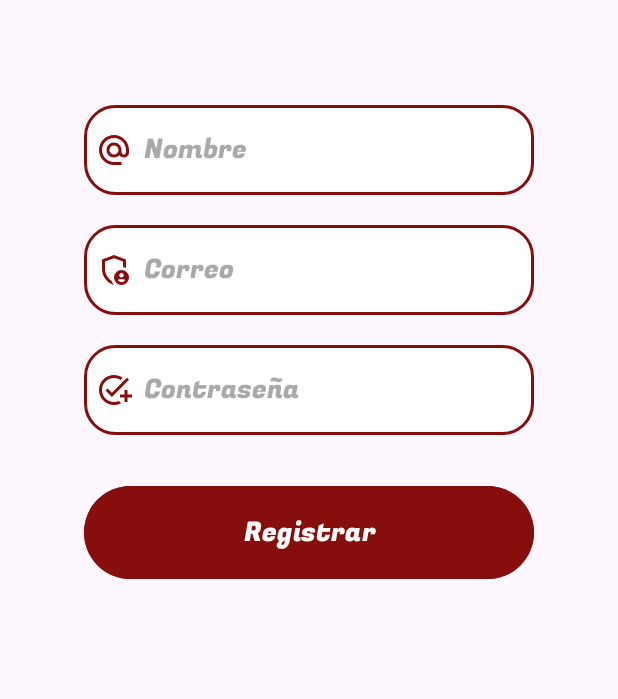
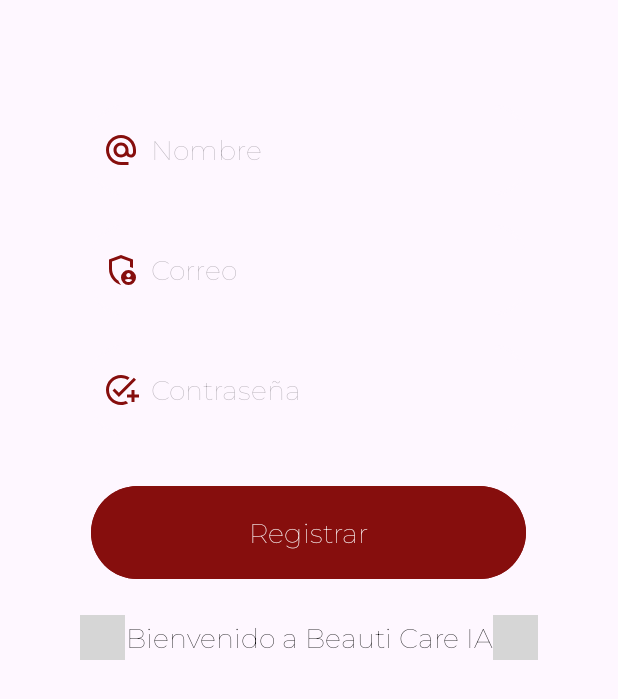
Before and after one commit to Jonatan1014/BeautyCare, an Android app: the fragment SignupTabFragment shown on its own in the app's theme, on a phone screen of 412 x 824 dp. Shown: the top 699 px of the screen. Run offline under Robolectric (Android 15) with nearby library versions, the phone set to English and light mode, and no system bars; our stand-ins replace Volley; network calls fail; 1 statement that could not run was skipped; grey boxes are pictures that could not be loaded.

Commit message:
Terminacion de la parte grafica de login y singup

```diff
--- a/app/src/main/res/drawable/edittext_bkg.xml
+++ b/app/src/main/res/drawable/edittext_bkg.xml
@@ -7,7 +7,7 @@
     <corners
         android:radius="20dp"/>
     <stroke
-        android:color="@color/lavender"
+
         android:width="2dp"/>
 
 </shape>
--- a/app/src/main/res/drawable/viewpager_bkg.xml
+++ b/app/src/main/res/drawable/viewpager_bkg.xml
@@ -3,11 +3,11 @@
     android:shape="rectangle">
 
     <solid
-        android:color="#33000000"/>
+        android:color="@color/white"/>
     <corners
         android:radius="40dp"/>
     <stroke
-        android:color="@color/lavender"
+
         android:width="1dp"/>
 
 </shape>
--- a/app/src/main/res/layout/activity_main.xml
+++ b/app/src/main/res/layout/activity_main.xml
@@ -38,9 +38,9 @@
             android:id="@+id/view_start2"
             android:layout_width="wrap_content"
             android:layout_height="97dp"
-            android:fontFamily="@font/fugazoneregular"
+            android:fontFamily="@font/montserrat"
+            style="@style/mainstyle"
             android:text="Care IA"
-            android:textColor="@color/white"
             android:textSize="30sp" />
 
         <pl.droidsonroids.gif.GifImageView
--- a/app/src/main/res/layout/fragment_singup_tab.xml
+++ b/app/src/main/res/layout/fragment_singup_tab.xml
@@ -9,6 +9,7 @@
     <LinearLayout
         android:layout_width="match_parent"
         android:layout_height="wrap_content"
+        android:gravity="center"
         android:orientation="vertical">
 
         <LinearLayout
@@ -21,7 +22,7 @@
 
             <EditText
                 android:id="@+id/signup_name"
-                android:layout_width="300dp"
+                android:layout_width="290dp"
                 android:layout_height="60dp"
                 android:layout_gravity="center"
                 android:layout_marginTop="30dp"
@@ -29,12 +30,13 @@
                 android:drawableLeft="@drawable/baseline_alternate_email_24"
                 android:drawablePadding="8dp"
                 android:hint="Nombre"
-                android:fontFamily="@font/fugazoneregular"
+                style="@style/edittext_bkgtheme"
+                android:fontFamily="@font/montserrat"
                 android:padding="8dp" />
 
             <EditText
                 android:id="@+id/signup_email"
-                android:layout_width="300dp"
+                android:layout_width="290dp"
                 android:layout_height="60dp"
                 android:layout_gravity="center"
                 android:layout_marginTop="20dp"
@@ -42,13 +44,14 @@
                 android:drawableLeft="@drawable/outline_admin_panel_settings_24"
                 android:drawablePadding="8dp"
                 android:hint="Correo"
-                android:fontFamily="@font/fugazoneregular"
+                android:fontFamily="@font/montserrat"
                 android:inputType="text"
+                style="@style/edittext_bkgtheme"
                 android:padding="8dp" />
 
             <EditText
                 android:id="@+id/signup_password"
-                android:layout_width="300dp"
+                android:layout_width="290dp"
                 android:layout_height="60dp"
                 android:layout_gravity="center"
                 android:layout_marginTop="20dp"
@@ -56,21 +59,52 @@
                 android:drawableLeft="@drawable/baseline_add_task_24"
                 android:drawablePadding="8dp"
                 android:hint="Contraseña"
-                android:fontFamily="@font/fugazoneregular"
+                android:fontFamily="@font/montserrat"
                 android:inputType="textPassword"
+                style="@style/edittext_bkgtheme"
                 android:padding="8dp" />
 
             <Button
                 android:id="@+id/signup_button"
 
-                android:layout_width="300dp"
+                android:layout_width="290dp"
                 android:layout_height="70dp"
                 android:layout_gravity="center"
                 android:layout_marginTop="30dp"
                 android:text="Registrar"
-                android:fontFamily="@font/fugazoneregular"
+                android:textColor="@color/white"
+                android:fontFamily="@font/montserrat"
                 android:backgroundTint="@color/red_dark"
                 android:textSize="18sp" />
+        </LinearLayout>
+        <LinearLayout
+            android:layout_width="wrap_content"
+            android:layout_height="wrap_content"
+            android:orientation="horizontal">
+
+
+            <pl.droidsonroids.gif.GifImageView
+                android:id="@+id/imageView2"
+                android:layout_width="30dp"
+                android:layout_height="30dp"
+                android:layout_weight="1"
+                android:src="@drawable/fiestaunscreen" />
+
+            <TextView
+                style="@style/bienvenido_theme"
+                android:layout_width="match_parent"
+                android:layout_height="match_parent"
+                android:gravity="center"
+                android:text="Bienvenido a Beauti Care IA"
+                android:textSize="18sp" />
+
+            <pl.droidsonroids.gif.GifImageView
+                android:id="@+id/imageView3"
+                android:layout_width="30dp"
+                android:layout_height="30dp"
+                android:layout_weight="1"
+                android:src="@drawable/globosunscreen" />
+
         </LinearLayout>
     </LinearLayout>
 
--- a/app/src/main/res/values-night/themes.xml
+++ b/app/src/main/res/values-night/themes.xml
@@ -3,5 +3,27 @@
     <style name="Base.Theme.BeautyCare" parent="Theme.Material3.DayNight.NoActionBar">
         <!-- Customize your dark theme here. -->
         <!-- <item name="colorPrimary">@color/my_dark_primary</item> -->
+
     </style>
+
+    <style name="mainstyle">
+        <item name="android:textColor">@color/black</item>
+    </style>
+
+    <style name="edittext_bkgtheme">
+        <item name="android:backgroundTint">@color/dark_dark</item>
+        <item name="android:textColor">@color/white</item>
+    </style>
+
+    <style name="layaout_theme">
+        <item name="android:backgroundTint">@color/dark_sesion</item>
+    </style>
+
+    <style name="bienvenido_theme">
+        <item name="android:textColor">@color/white</item>
+
+        <item name="android:gravity">center</item>
+        <item name="fontFamily">@font/montserrat</item>
+    </style>
+
 </resources>
--- a/app/src/main/res/values/colors.xml
+++ b/app/src/main/res/values/colors.xml
@@ -2,8 +2,13 @@
 <resources>
     <color name="black">#FF000000</color>
     <color name="white">#FFFFFFFF</color>
-    <color name="lavender">#860e0d</color>
 
     <color name="red_dark">#860e0d</color>
+    <color name="dark_dark">#191414</color>
+    <color name="dark_sesion">#1e1e1e</color>
+    <color name="mainlight">#FFFFFFFF</color>
+    <color name="maindark">#FF000000</color>
+    <color name="entra_sesion_">#fef7ff</color>
+
 
 </resources>
--- a/app/src/main/res/values/themes.xml
+++ b/app/src/main/res/values/themes.xml
@@ -2,7 +2,7 @@
     <!-- Base application theme. -->
     <style name="Base.Theme.BeautyCare" parent="Theme.Material3.DayNight.NoActionBar">
         <!-- Customize your light theme here. -->
-        <!-- <item name="colorPrimary">@color/my_light_primary</item> -->
+        <item name="colorPrimary">@color/mainlight</item>
     </style>
 
     <style name="Theme.BeautyCare" parent="Base.Theme.BeautyCare" />
@@ -12,4 +12,24 @@
         <item name="itemIconTint">@color/white</item>
         <item name="itemTextColor">@color/black</item>
     </style>
+
+    <style name="mainstyle">
+        <item name="android:textColor">@color/white</item>
+    </style>
+    <style name="edittext_bkgtheme">
+        <item name="android:backgroundTint">@color/entra_sesion_</item>
+        <item name="android:textColor">@color/black</item>
+    </style>
+
+    <style name="layaout_theme">
+        <item name="android:backgroundTint">@color/white</item>
+    </style>
+
+    <style name="bienvenido_theme">
+        <item name="android:textColor">@color/black</item>
+
+        <item name="android:gravity">center</item>
+        <item name="fontFamily">@font/montserrat</item>
+    </style>
+
 </resources>
```
Also changed, not shown: app/src/main/res/layout/activity_detailed_comunidad.xml (+4 -4 lines), app/src/main/res/layout/activity_detaileditems.xml (+4 -4 lines), app/src/main/res/layout/activity_login.xml (+6 -3 lines), app/src/main/res/layout/fragment_login_tab.xml (+43 -8 lines), app/src/main/res/values/style.xml (+5 -3 lines), app/src/main/res/drawable/fiesta.gif (added), app/src/main/res/drawable/logincortada.png (added), app/src/main/res/font/fugazoneregular.ttf (deleted), app/src/main/res/font/montserrat.ttf (added), 3 other files.
